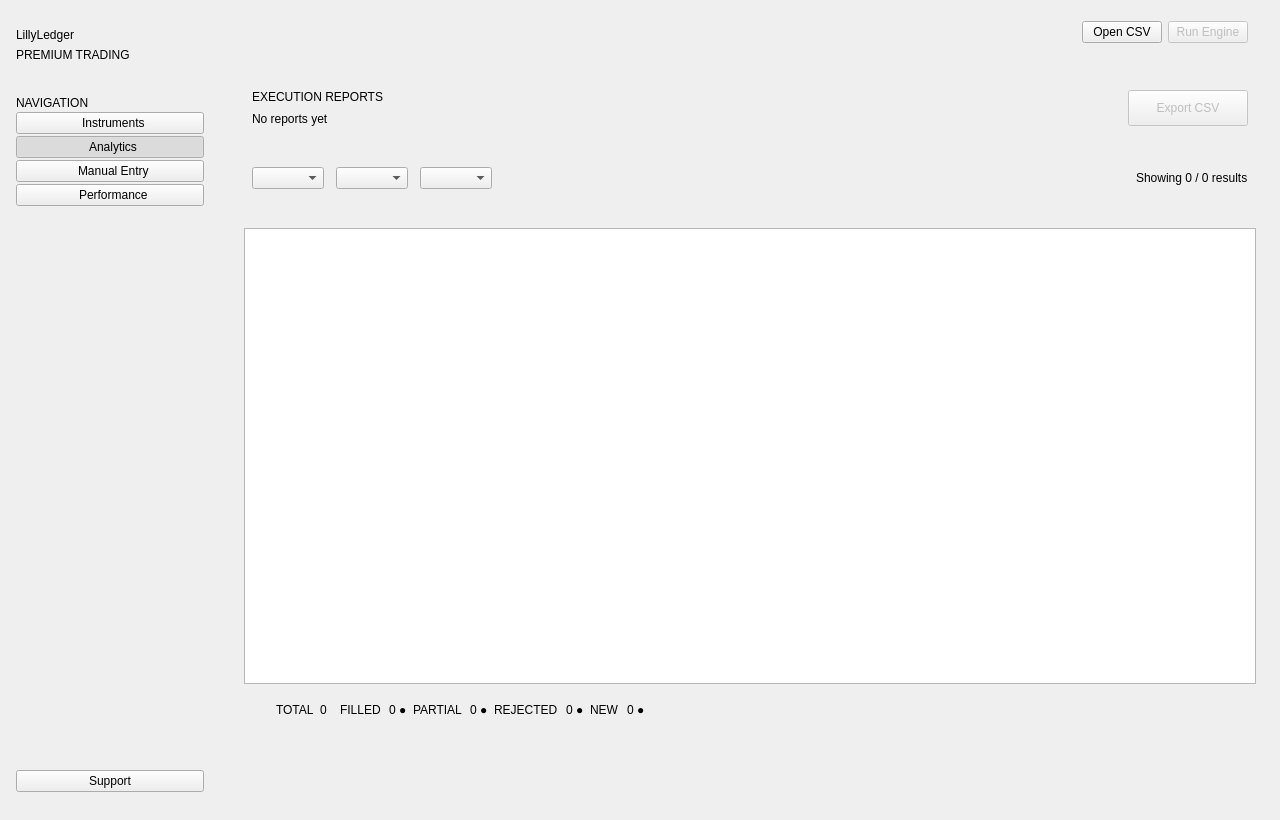
Above: gui/ui/mainwindow.ui from SuhasDissa/LillyLedger before the change. Below: the same form after it.
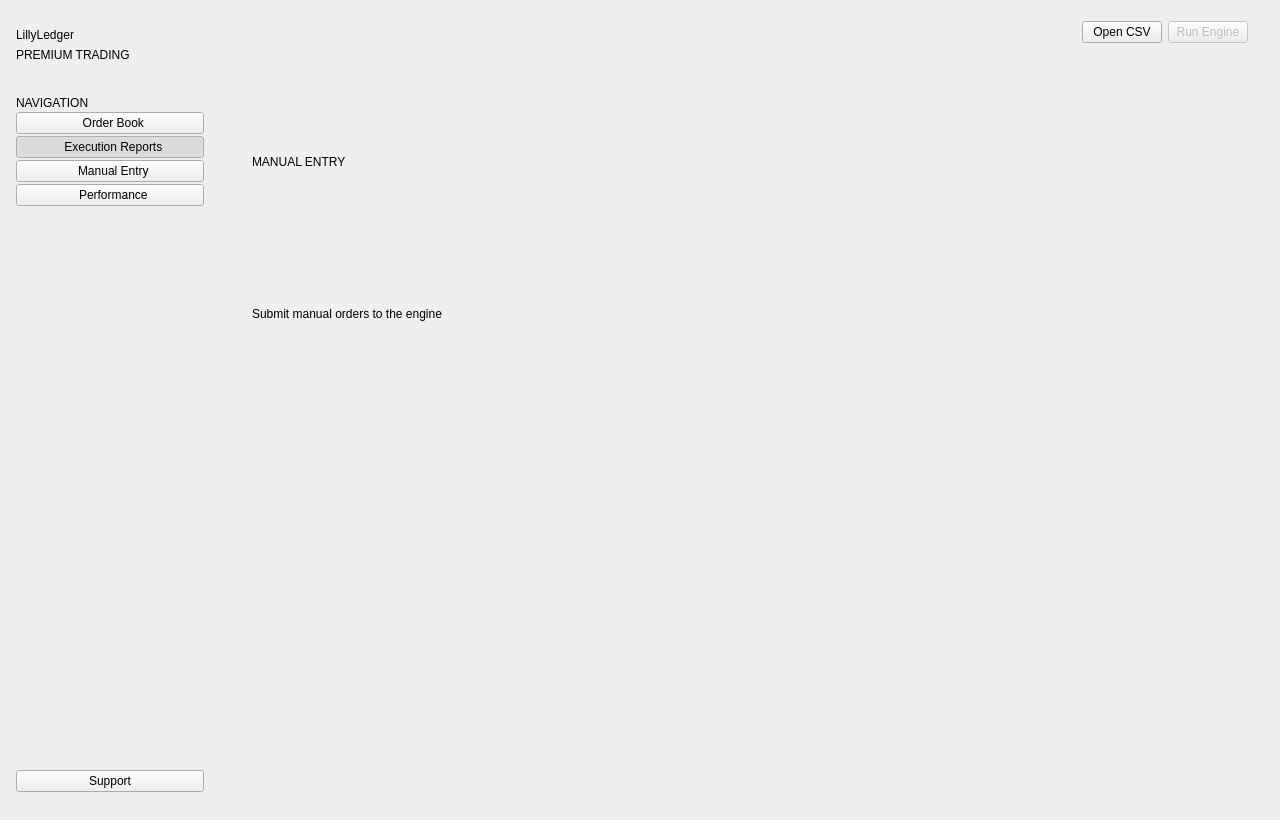
That is the form after the change. The open tabs and pages were chosen to show the change. Custom widgets are drawn as their Qt base class.

Diff of the .ui file:
```diff
--- a/gui/ui/mainwindow.ui
+++ b/gui/ui/mainwindow.ui
@@ -50,18 +50,34 @@
        </item>
        <item>
         <widget class="QPushButton" name="sidebarInstrumentsButton">
-         <property name="text"><string>  Instruments</string></property>
-         <property name="checkable"><bool>true</bool></property>
-         <property name="checked"><bool>false</bool></property>
-         <property name="navIcon" stdset="0"><bool>true</bool></property>
+                                    <property name="text">
+                                        <string>  Order Book</string>
+                                    </property>
+                                    <property name="checkable">
+                                        <bool>true</bool>
+                                    </property>
+                                    <property name="checked">
+                                        <bool>false</bool>
+                                    </property>
+                                    <property name="navIcon" stdset="0">
+                                        <bool>true</bool>
+                                    </property>
         </widget>
        </item>
        <item>
         <widget class="QPushButton" name="sidebarAnalyticsButton">
-         <property name="text"><string>  Analytics</string></property>
-         <property name="checkable"><bool>true</bool></property>
-         <property name="checked"><bool>true</bool></property>
-         <property name="navIcon" stdset="0"><bool>true</bool></property>
+                                    <property name="text">
+                                        <string>  Execution Reports</string>
+                                    </property>
+                                    <property name="checkable">
+                                        <bool>true</bool>
+                                    </property>
+                                    <property name="checked">
+                                        <bool>true</bool>
+                                    </property>
+                                    <property name="navIcon" stdset="0">
+                                        <bool>true</bool>
+                                    </property>
         </widget>
        </item>
        <item>
@@ -435,7 +451,100 @@
           </layout>
          </widget>
          <!-- Page 2: Manual Order Entry -->
+                                    <widget class="QWidget" name="manualEntryPage">
+                                        <layout class="QVBoxLayout" name="manualEntryPageLayout">
+                                            <property name="leftMargin">
+                                                <number>0</number>
+                                            </property>
+                                            <property name="topMargin">
+                                                <number>0</number>
+                                            </property>
+                                            <property name="rightMargin">
+                                                <number>0</number>
+                                            </property>
+                                            <property name="bottomMargin">
+                                                <number>0</number>
+                                            </property>
+                                            <property name="spacing">
+                                                <number>0</number>
+                                            </property>
+                                            <item>
+                                                <widget class="QWidget" name="manualEntryPageHeader" native="true">
+                                                    <property name="minimumSize">
+                                                        <size>
+                                                            <width>0</width>
+                                                            <height>88</height>
+                                                        </size>
+                                                    </property>
+                                                    <layout class="QHBoxLayout" name="manualEntryHeaderLayout">
+                                                        <property name="leftMargin">
+                                                            <number>32</number>
+                                                        </property>
+                                                        <property name="topMargin">
+                                                            <number>24</number>
+                                                        </property>
+                                                        <property name="rightMargin">
+                                                            <number>32</number>
+                                                        </property>
+                                                        <property name="bottomMargin">
+                                                            <number>24</number>
+                                                        </property>
+                                                        <item>
+                                                            <widget class="QWidget" name="manualEntryTitleContainer" native="true">
+                                                                <layout class="QVBoxLayout" name="manualEntryTitleLayout">
+                                                                    <property name="leftMargin">
+                                                                        <number>0</number>
+                                                                    </property>
+                                                                    <property name="topMargin">
+                                                                        <number>0</number>
+                                                                    </property>
+                                                                    <property name="rightMargin">
+                                                                        <number>0</number>
+                                                                    </property>
+                                                                    <property name="bottomMargin">
+                                                                        <number>0</number>
+                                                                    </property>
+                                                                    <property name="spacing">
+                                                                        <number>4</number>
+                                                                    </property>
+                                                                    <item>
+                                                                        <widget class="QLabel" name="manualEntryTitle">
+                                                                            <property name="text">
+                                                                                <string>MANUAL ENTRY</string>
+                                                                            </property>
+                                                                        </widget>
+                                                                    </item>
+                                                                    <item>
+                                                                        <widget class="QLabel" name="manualEntrySubtitleLabel">
+                                                                            <property name="text">
+                                                                                <string>Submit manual orders to the engine</string>
+                                                                            </property>
+                                                                        </widget>
+                                                                    </item>
+                                                                </layout>
+                                                            </widget>
+                                                        </item>
+                                                        <item>
+                                                            <spacer name="manualEntryHeaderSpacer">
+                                                                <property name="orientation">
+                                                                    <enum>Qt::Horizontal</enum>
+                                                                </property>
+                                                                <property name="sizeHint" stdset="0">
+                                                                    <size>
+                                                                        <width>40</width>
+                                                                        <height>20</height>
+                                                                    </size>
+                                                                </property>
+                                                            </spacer>
+                                                        </item>
+                                                    </layout>
+                                                </widget>
+                                            </item>
+                                            <item>
          <widget class="ManualOrderEntryWidget" name="manualEntryWidget" native="true"/>
+                                            </item>
+                                        </layout>
+                                    </widget>
          <!-- Page 3: Performance Dashboard -->
          <widget class="PerformanceDashboard" name="performanceDashboard" native="true"/>
         </widget>
```
Left out of the diff: 861 changed lines with no effect on the pictures. Lines whose indentation alone changed are shown as unchanged.
